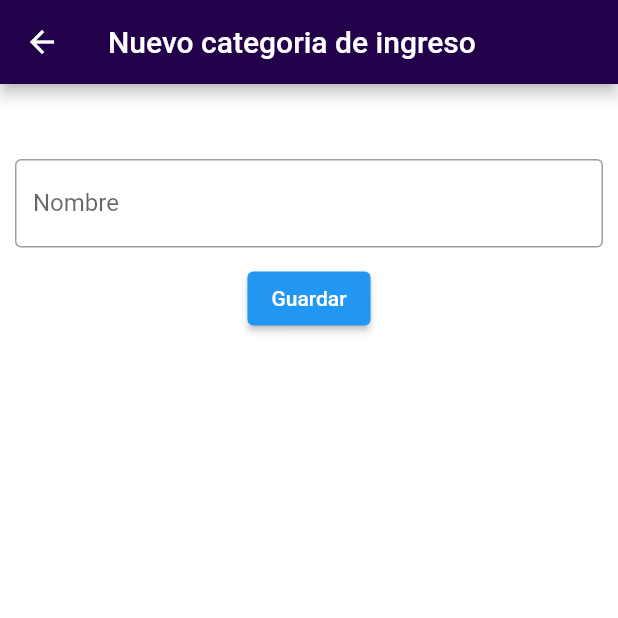
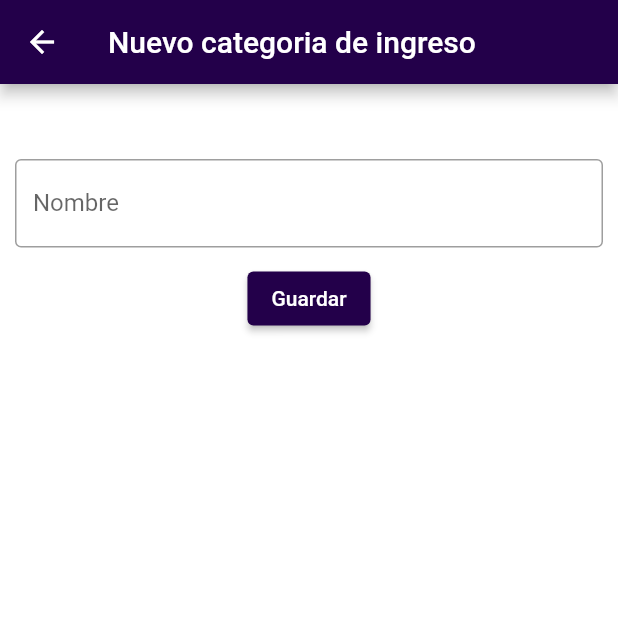
Before and after one commit to JholmanDanielReinaToledo/AppArquitectura, a Flutter app: the EntryCategoryForm screen opened by its route, on a phone screen of 412 x 824 dp, the top half of it. Run offline on Flutter 3.47's test engine with Material 2 defaults, Android fonts, the light colour scheme and no system bars; our stand-ins replace cloud_firestore, firebase_auth, firebase_core, google_sign_in, group_button, syncfusion_flutter_charts; missing offline and left inert: footer; accounts and stored records are empty; network calls fail.

Commit message:
Arreglando estilos de botones

```diff
--- a/lib/pages/new_entry_cagetory.dart
+++ b/lib/pages/new_entry_cagetory.dart
@@ -53,6 +53,9 @@ class EntryCategoryFormState extends State<EntryCategoryForm> {
           ),
         ),
         ElevatedButton(
+          style: ElevatedButton.styleFrom(
+            backgroundColor: Config.blue,
+          ),
           child: const Text('Guardar'),
           onPressed: () {
             EntryCategory newPennd = save();
--- a/lib/pages/new_spend_cagetory.dart
+++ b/lib/pages/new_spend_cagetory.dart
@@ -52,6 +52,9 @@ class _SpendCategoryFormState extends State<SpendCategoryForm> {
           ),
         ),
         ElevatedButton(
+          style: ElevatedButton.styleFrom(
+            backgroundColor: Config.blue,
+          ),
           child: const Text('Guardar'),
           onPressed: () {
             SpendCategory newPennd = save();
--- a/lib/widgets/entryForm.dart
+++ b/lib/widgets/entryForm.dart
@@ -92,6 +92,9 @@ class _EntryFormState extends State<EntryForm> {
           ),
         ),
         ElevatedButton(
+          style: ElevatedButton.styleFrom(
+            backgroundColor: Config.blue,
+          ),
           child: const Text('Guardar'),
           onPressed: () {
             Entry newPennd = save();
--- a/lib/widgets/test.dart
+++ b/lib/widgets/test.dart
@@ -101,6 +101,9 @@ class _SpendFormState extends State<SpendForm> {
           ),
         ),
         ElevatedButton(
+          style: ElevatedButton.styleFrom(
+            backgroundColor: Config.blue,
+          ),
           child: const Text('Guardar'),
           onPressed: () {
             Spent newPennd = save();
```
